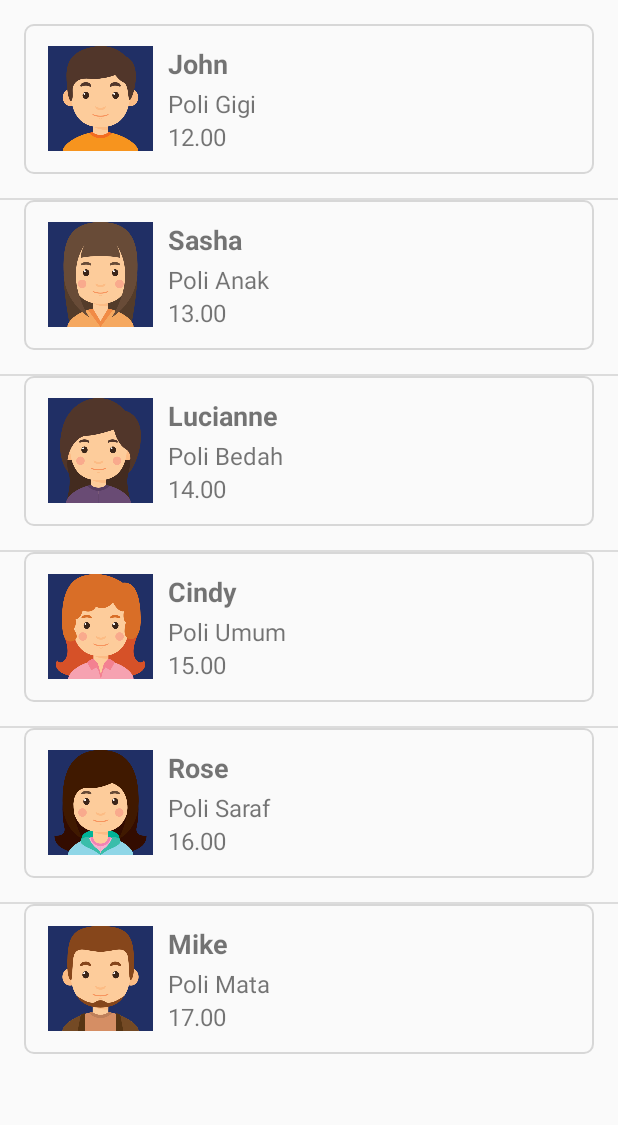
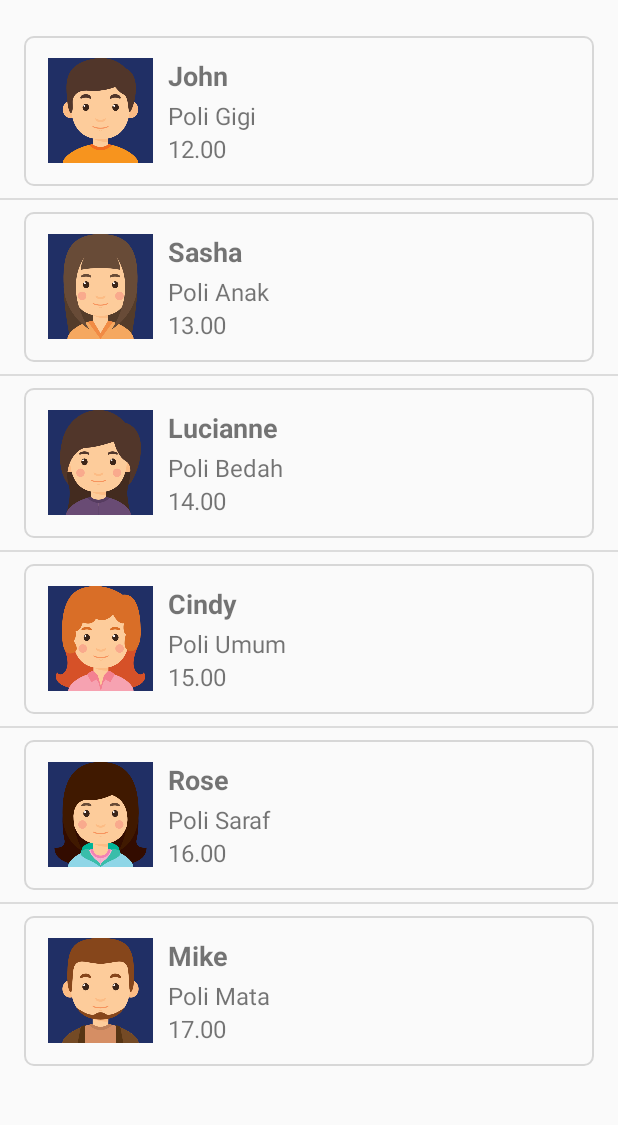
Before and after one commit to rifalous/RSUD-Ogan-Ilir-Apps, an Android app: the DoctorActivity screen opened directly, with no data from a screen before it, on a phone screen of 412 x 824 dp, the part 57-1182 px from its top. Run offline under Robolectric (Android 15) with nearby library versions, the phone set to English and light mode, and no system bars.

```diff
--- a/app/src/main/res/layout/doctor_list_item.xml
+++ b/app/src/main/res/layout/doctor_list_item.xml
@@ -7,7 +7,8 @@
     <LinearLayout
         android:layout_marginLeft="16dp"
         android:layout_marginRight="16dp"
-        android:layout_marginBottom="16dp"
+        android:layout_marginBottom="8dp"
+        android:layout_marginTop="8dp"
         android:orientation="horizontal"
         android:background="@drawable/layout_border"
         android:layout_width="match_parent"
```
Also changed, not shown: app/src/main/res/drawable/onboardingdoctor.png, app/src/main/res/drawable/onboardingmedicine.png, app/src/main/res/drawable/onboardingregist.png, app/src/main/res/drawable/onboardingroom.png.
